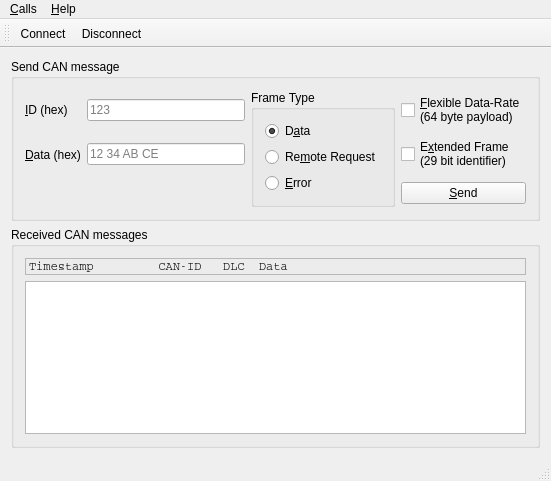
Above: examples/serialbus/can/mainwindow.ui from qt/qtserialbus before the change. Below: the same form after it.
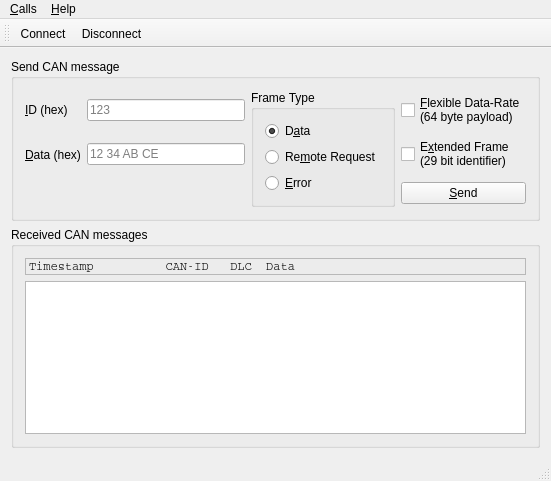
That is the form after the change. Icons and pictures are not drawn.

Commit message:
CAN: One more space between timestamp and CAN frame in examples
This affects only the examples, not the QCanBus API.

Diff of the .ui file:
```diff
--- a/examples/serialbus/can/mainwindow.ui
+++ b/examples/serialbus/can/mainwindow.ui
@@ -143,7 +143,7 @@
           <enum>QFrame::StyledPanel</enum>
          </property>
          <property name="text">
-          <string>Timestamp         CAN-ID   DLC  Data</string>
+          <string>Timestamp          CAN-ID   DLC  Data</string>
          </property>
         </widget>
        </item>
```
The commit also changes 2 other files.
